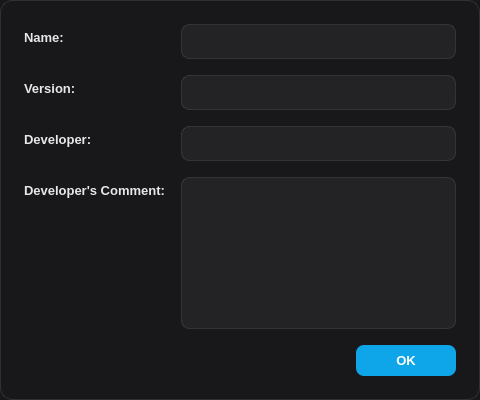
OpenBangla/OpenBangla-Keyboard, file src/frontend/AboutFile.ui: the form before one commit.
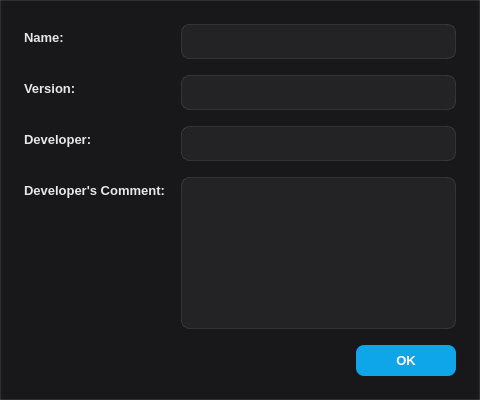
The form after the commit.

Commit message: Modify border radius for a boxed appearance

Patch:
```diff
--- a/src/frontend/AboutFile.ui
+++ b/src/frontend/AboutFile.ui
@@ -17,7 +17,7 @@
    <string notr="true">QDialog {
     background: #18181b;
     border: 1px solid rgba(255, 255, 255, 0.1);
-    border-radius: 12px;
+    border-radius: 0px;
 }
 
 QLabel {
```
The commit also changes 5 other files.
